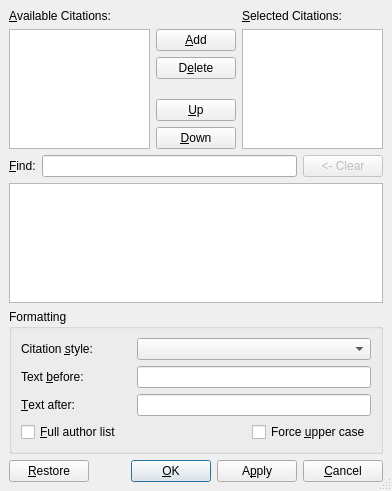
This is src/frontends/qt4/ui/QCitationUi.ui in cburschka/lyx as Qt 5 draws it before an edit. The edited form follows.
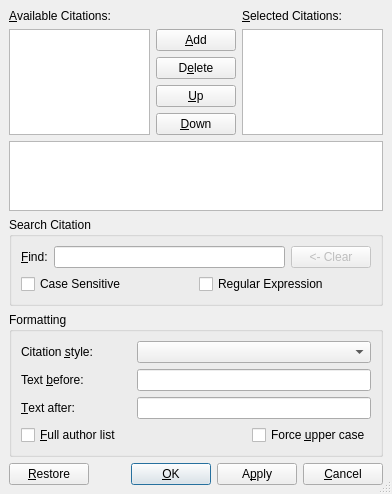
This is the edited form. Icons and pictures are not drawn.

Commit message: Cleanup and polish of the Citation dialog: - now simple citation insertion can be done with the keyboard only (enter key will close the dialog and insert the chosen key). - now search also within bib entry information (very fast) - new case sensitive option - new regex option. - QCitation: code simplified, some code went to ControlCitation. - QCitationDialog: code simplified - lots of polish in the dialogs...

The edit to the form file:
```diff
--- a/src/frontends/qt4/ui/QCitationUi.ui
+++ b/src/frontends/qt4/ui/QCitationUi.ui
@@ -31,221 +31,87 @@
     <number>6</number>
    </property>
    <item row="1" column="0" >
-    <layout class="QHBoxLayout" >
-     <property name="margin" >
-      <number>0</number>
-     </property>
-     <property name="spacing" >
-      <number>6</number>
-     </property>
-     <item>
-      <widget class="QLabel" name="findKeysLA" >
-       <property name="text" >
-        <string>&amp;Find:</string>
-       </property>
-       <property name="alignment" >
-        <set>Qt::AlignLeading|Qt::AlignLeft|Qt::AlignVCenter</set>
-       </property>
-       <property name="buddy" >
-        <cstring>findLE</cstring>
-       </property>
-      </widget>
-     </item>
-     <item>
-      <widget class="QLineEdit" name="findLE" >
-       <property name="text" >
-        <string/>
-       </property>
-      </widget>
-     </item>
-     <item>
-      <widget class="QPushButton" name="clearPB" >
-       <property name="enabled" >
-        <bool>false</bool>
-       </property>
-       <property name="text" >
-        <string>&lt;- Clear</string>
-       </property>
-      </widget>
-     </item>
-    </layout>
-   </item>
-   <item row="4" column="0" >
-    <layout class="QHBoxLayout" >
-     <property name="margin" >
-      <number>0</number>
-     </property>
-     <property name="spacing" >
-      <number>6</number>
-     </property>
-     <item>
-      <widget class="QPushButton" name="restorePB" >
-       <property name="text" >
-        <string>&amp;Restore</string>
-       </property>
-      </widget>
-     </item>
-     <item>
-      <spacer>
-       <property name="orientation" >
-        <enum>Qt::Horizontal</enum>
-       </property>
-       <property name="sizeHint" >
-        <size>
-         <width>40</width>
-         <height>20</height>
-        </size>
-       </property>
-      </spacer>
-     </item>
-     <item>
-      <widget class="QPushButton" name="okPB" >
-       <property name="text" >
-        <string>&amp;OK</string>
-       </property>
-       <property name="autoDefault" >
-        <bool>true</bool>
-       </property>
-       <property name="default" >
-        <bool>true</bool>
-       </property>
-      </widget>
-     </item>
-     <item>
-      <widget class="QPushButton" name="applyPB" >
-       <property name="text" >
-        <string>A&amp;pply</string>
-       </property>
-      </widget>
-     </item>
-     <item>
-      <widget class="QPushButton" name="cancelPB" >
-       <property name="text" >
-        <string>&amp;Cancel</string>
-       </property>
-       <property name="autoDefault" >
-        <bool>false</bool>
-       </property>
-      </widget>
-     </item>
-    </layout>
-   </item>
-   <item row="3" column="0" >
-    <widget class="QGroupBox" name="styleGB" >
-     <property name="title" >
-      <string>Formatting</string>
-     </property>
-     <property name="flat" >
-      <bool>true</bool>
-     </property>
-     <layout class="QGridLayout" >
-      <property name="margin" >
-       <number>9</number>
-      </property>
-      <property name="spacing" >
-       <number>6</number>
-      </property>
-      <item row="0" column="1" colspan="2" >
-       <widget class="QComboBox" name="citationStyleCO" >
-        <property name="sizePolicy" >
-         <sizepolicy>
-          <hsizetype>3</hsizetype>
-          <vsizetype>0</vsizetype>
-          <horstretch>0</horstretch>
-          <verstretch>0</verstretch>
-         </sizepolicy>
-        </property>
-        <property name="toolTip" >
-         <string>Natbib citation style to use</string>
-        </property>
-       </widget>
-      </item>
-      <item row="0" column="0" >
-       <widget class="QLabel" name="citationStyleLA" >
-        <property name="text" >
-         <string>Citation &amp;style:</string>
-        </property>
-        <property name="buddy" >
-         <cstring>citationStyleCO</cstring>
-        </property>
-       </widget>
-      </item>
-      <item row="3" column="0" colspan="2" >
-       <widget class="QCheckBox" name="fulllistCB" >
-        <property name="toolTip" >
-         <string>List all authors</string>
-        </property>
-        <property name="text" >
-         <string>&amp;Full author list</string>
-        </property>
-       </widget>
-      </item>
-      <item row="3" column="2" >
-       <widget class="QCheckBox" name="forceuppercaseCB" >
-        <property name="toolTip" >
-         <string>Force upper case in citation</string>
-        </property>
-        <property name="text" >
-         <string>Force &amp;upper case</string>
-        </property>
-       </widget>
-      </item>
-      <item row="2" column="0" >
-       <widget class="QLabel" name="textAfterLA" >
-        <property name="text" >
-         <string>&amp;Text after:</string>
-        </property>
-        <property name="buddy" >
-         <cstring>textAfterED</cstring>
-        </property>
-       </widget>
-      </item>
-      <item row="2" column="1" colspan="2" >
-       <widget class="QLineEdit" name="textAfterED" >
-        <property name="sizePolicy" >
-         <sizepolicy>
-          <hsizetype>5</hsizetype>
-          <vsizetype>0</vsizetype>
-          <horstretch>0</horstretch>
-          <verstretch>0</verstretch>
-         </sizepolicy>
-        </property>
-        <property name="toolTip" >
-         <string>Text to place after citation</string>
-        </property>
-       </widget>
-      </item>
-      <item row="1" column="0" >
-       <widget class="QLabel" name="textBeforeLA" >
-        <property name="text" >
-         <string>Text &amp;before:</string>
-        </property>
-        <property name="buddy" >
-         <cstring>textAfterED</cstring>
-        </property>
-       </widget>
-      </item>
-      <item row="1" column="1" colspan="2" >
-       <widget class="QLineEdit" name="textBeforeED" >
-        <property name="sizePolicy" >
-         <sizepolicy>
-          <hsizetype>5</hsizetype>
-          <vsizetype>0</vsizetype>
-          <horstretch>0</horstretch>
-          <verstretch>0</verstretch>
-         </sizepolicy>
-        </property>
-        <property name="toolTip" >
-         <string>Text to place before citation</string>
-        </property>
-       </widget>
-      </item>
-     </layout>
-    </widget>
-   </item>
-   <item row="2" column="0" >
     <widget class="QTextBrowser" name="infoML" />
    </item>
+   <item row="2" column="0" >
+    <widget class="QGroupBox" name="groupBox" >
+     <property name="title" >
+      <string>Search Citation</string>
+     </property>
+     <layout class="QGridLayout" >
+      <property name="margin" >
+       <number>9</number>
+      </property>
+      <property name="spacing" >
+       <number>6</number>
+      </property>
+      <item row="1" column="0" >
+       <layout class="QHBoxLayout" >
+        <property name="margin" >
+         <number>0</number>
+        </property>
+        <property name="spacing" >
+         <number>6</number>
+        </property>
+        <item>
+         <widget class="QCheckBox" name="caseCB" >
+          <property name="text" >
+           <string>Case Sensitive</string>
+          </property>
+         </widget>
+        </item>
+        <item>
+         <widget class="QCheckBox" name="regexCB" >
+          <property name="text" >
+           <string>Regular Expression</string>
+          </property>
+         </widget>
+        </item>
+       </layout>
+      </item>
+      <item row="0" column="0" >
+       <layout class="QHBoxLayout" >
+        <property name="margin" >
+         <number>0</number>
+        </property>
+        <property name="spacing" >
+         <number>6</number>
+        </property>
+        <item>
+         <widget class="QLabel" name="findKeysLA" >
+          <property name="text" >
+           <string>&amp;Find:</string>
+          </property>
+          <property name="alignment" >
+           <set>Qt::AlignLeading|Qt::AlignLeft|Qt::AlignVCenter</set>
+          </property>
+          <property name="buddy" >
+           <cstring>findLE</cstring>
+          </property>
+         </widget>
+        </item>
+        <item>
+         <widget class="QLineEdit" name="findLE" >
+          <property name="text" >
+           <string/>
+          </property>
+         </widget>
+        </item>
+        <item>
+         <widget class="QPushButton" name="clearPB" >
+          <property name="enabled" >
+           <bool>false</bool>
+          </property>
+          <property name="text" >
+           <string>&lt;- Clear</string>
+          </property>
+         </widget>
+        </item>
+       </layout>
+      </item>
+     </layout>
+    </widget>
+   </item>
    <item row="0" column="0" >
     <layout class="QGridLayout" >
      <property name="margin" >
@@ -365,6 +231,179 @@
      </item>
     </layout>
    </item>
+   <item row="3" column="0" >
+    <widget class="QGroupBox" name="styleGB" >
+     <property name="title" >
+      <string>Formatting</string>
+     </property>
+     <property name="flat" >
+      <bool>true</bool>
+     </property>
+     <layout class="QGridLayout" >
+      <property name="margin" >
+       <number>9</number>
+      </property>
+      <property name="spacing" >
+       <number>6</number>
+      </property>
+      <item row="0" column="1" colspan="2" >
+       <widget class="QComboBox" name="citationStyleCO" >
+        <property name="sizePolicy" >
+         <sizepolicy>
+          <hsizetype>3</hsizetype>
+          <vsizetype>0</vsizetype>
+          <horstretch>0</horstretch>
+          <verstretch>0</verstretch>
+         </sizepolicy>
+        </property>
+        <property name="toolTip" >
+         <string>Natbib citation style to use</string>
+        </property>
+       </widget>
+      </item>
+      <item row="0" column="0" >
+       <widget class="QLabel" name="citationStyleLA" >
+        <property name="text" >
+         <string>Citation &amp;style:</string>
+        </property>
+        <property name="buddy" >
+         <cstring>citationStyleCO</cstring>
+        </property>
+       </widget>
+      </item>
+      <item row="3" column="0" colspan="2" >
+       <widget class="QCheckBox" name="fulllistCB" >
+        <property name="toolTip" >
+         <string>List all authors</string>
+        </property>
+        <property name="text" >
+         <string>&amp;Full author list</string>
+        </property>
+       </widget>
+      </item>
+      <item row="3" column="2" >
+       <widget class="QCheckBox" name="forceuppercaseCB" >
+        <property name="toolTip" >
+         <string>Force upper case in citation</string>
+        </property>
+        <property name="text" >
+         <string>Force &amp;upper case</string>
+        </property>
+       </widget>
+      </item>
+      <item row="2" column="0" >
+       <widget class="QLabel" name="textAfterLA" >
+        <property name="text" >
+         <string>&amp;Text after:</string>
+        </property>
+        <property name="buddy" >
+         <cstring>textAfterED</cstring>
+        </property>
+       </widget>
+      </item>
+      <item row="2" column="1" colspan="2" >
+       <widget class="QLineEdit" name="textAfterED" >
+        <property name="sizePolicy" >
+         <sizepolicy>
+          <hsizetype>5</hsizetype>
+          <vsizetype>0</vsizetype>
+          <horstretch>0</horstretch>
+          <verstretch>0</verstretch>
+         </sizepolicy>
+        </property>
+        <property name="toolTip" >
+         <string>Text to place after citation</string>
+        </property>
+       </widget>
+      </item>
+      <item row="1" column="0" >
+       <widget class="QLabel" name="textBeforeLA" >
+        <property name="text" >
+         <string>Text &amp;before:</string>
+        </property>
+        <property name="buddy" >
+         <cstring>textAfterED</cstring>
+        </property>
+       </widget>
+      </item>
+      <item row="1" column="1" colspan="2" >
+       <widget class="QLineEdit" name="textBeforeED" >
+        <property name="sizePolicy" >
+         <sizepolicy>
+          <hsizetype>5</hsizetype>
+          <vsizetype>0</vsizetype>
+          <horstretch>0</horstretch>
+          <verstretch>0</verstretch>
+         </sizepolicy>
+        </property>
+        <property name="toolTip" >
+         <string>Text to place before citation</string>
+        </property>
+       </widget>
+      </item>
+     </layout>
+    </widget>
+   </item>
+   <item row="4" column="0" >
+    <layout class="QHBoxLayout" >
+     <property name="margin" >
+      <number>0</number>
+     </property>
+     <property name="spacing" >
+      <number>6</number>
+     </property>
+     <item>
+      <widget class="QPushButton" name="restorePB" >
+       <property name="text" >
+        <string>&amp;Restore</string>
+       </property>
+      </widget>
+     </item>
+     <item>
+      <spacer>
+       <property name="orientation" >
+        <enum>Qt::Horizontal</enum>
+       </property>
+       <property name="sizeHint" >
+        <size>
+         <width>40</width>
+         <height>20</height>
+        </size>
+       </property>
+      </spacer>
+     </item>
+     <item>
+      <widget class="QPushButton" name="okPB" >
+       <property name="text" >
+        <string>&amp;OK</string>
+       </property>
+       <property name="autoDefault" >
+        <bool>true</bool>
+       </property>
+       <property name="default" >
+        <bool>true</bool>
+       </property>
+      </widget>
+     </item>
+     <item>
+      <widget class="QPushButton" name="applyPB" >
+       <property name="text" >
+        <string>A&amp;pply</string>
+       </property>
+      </widget>
+     </item>
+     <item>
+      <widget class="QPushButton" name="cancelPB" >
+       <property name="text" >
+        <string>&amp;Cancel</string>
+       </property>
+       <property name="autoDefault" >
+        <bool>false</bool>
+       </property>
+      </widget>
+     </item>
+    </layout>
+   </item>
   </layout>
  </widget>
  <tabstops>
```
Left out of the diff: 1 changed line with no effect on the pictures. The commit also changes 6 other files.
